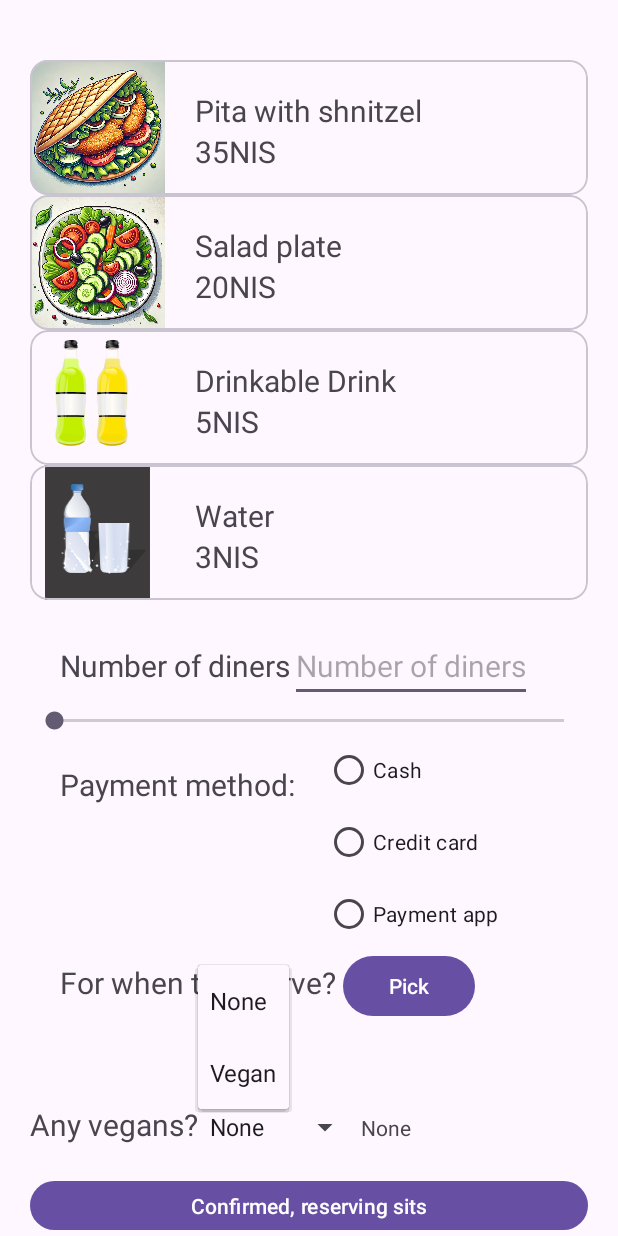
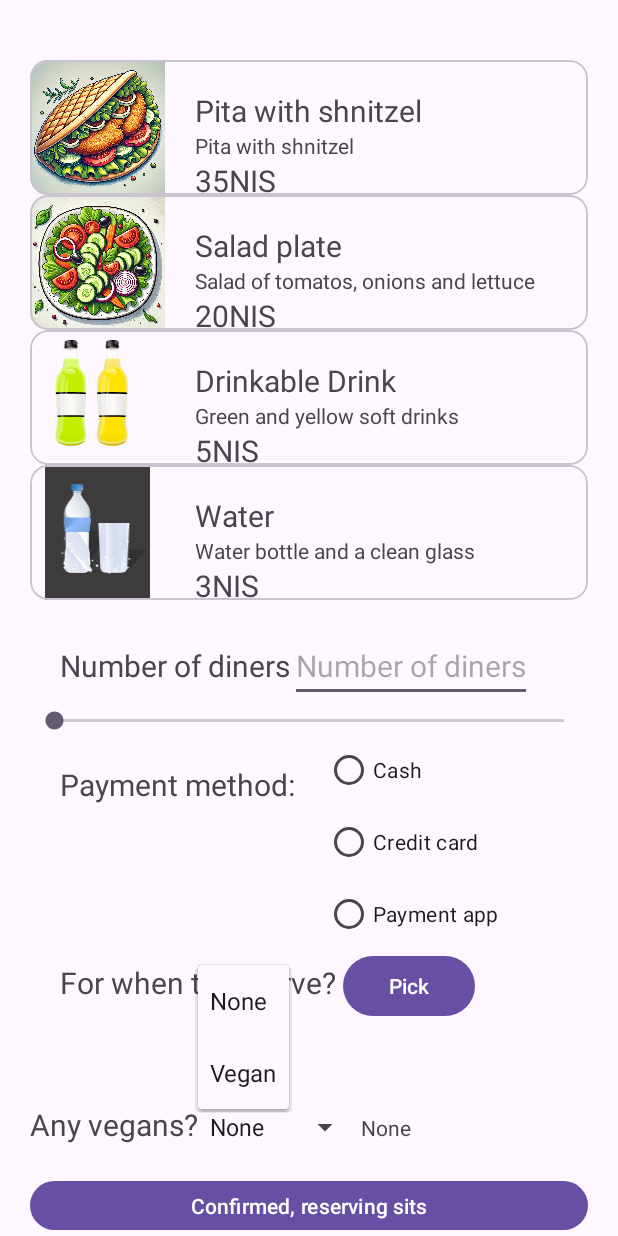
Before and after one commit to ChenZalman/Restaurant_UI, an Android app: the screen it shows after launch (MainActivity), after a tap on "None", on a phone screen of 412 x 824 dp. Run offline under Robolectric (Android 15) with nearby library versions, the phone set to English and light mode, and no system bars.

Commit message:
Added description to the menu
Added description to the menu and deleted irrelevant lines and files

```diff
--- a/app/src/main/java/com/example/restaurant_ui/MainActivity.kt
+++ b/app/src/main/java/com/example/restaurant_ui/MainActivity.kt
@@ -24,7 +24,6 @@ import android.widget.TextView
 import android.widget.Toast
 import androidx.activity.enableEdgeToEdge
 import androidx.appcompat.app.AppCompatActivity
-import kotlinx.coroutines.yield
 
 
 class MainActivity : AppCompatActivity() {
@@ -46,7 +45,6 @@ class MainActivity : AppCompatActivity() {
         val linearView: LinearLayout = findViewById(R.id.linearLayoutMain)
         val seekBarNumOfPeople: SeekBar = findViewById(R.id.seekBarNumOfDiners)
         val enlargeAnim = AnimationUtils.loadAnimation(applicationContext, R.anim.enlarge)
-        val fadeout = AnimationUtils.loadAnimation(applicationContext, R.anim.fadeout)
 
         //Function calls to distribute the load from the main function
         linearView.startAnimation(enlargeAnim)
@@ -143,7 +141,8 @@ class MainActivity : AppCompatActivity() {
         }
         dialogView.findViewById<Button>(R.id.buttonEdit).setOnClickListener {
             Toast.makeText(this, getString(R.string.edit_and_return), Toast.LENGTH_SHORT).show()
-            val alpha = ObjectAnimator.ofFloat(this.findViewById(R.id.linearLayoutMain), "alpha", 0f, 1f)
+            val alpha =
+                ObjectAnimator.ofFloat(this.findViewById(R.id.linearLayoutMain), "alpha", 0f, 1f)
             alpha.duration = 2000
             alpha.start()
             dialog.dismiss()
--- a/app/src/main/res/anim/fadeout.xml
+++ /dev/null
@@ -1,8 +0,0 @@
-<?xml version="1.0" encoding="utf-8"?>
-<set xmlns:android="http://schemas.android.com/apk/res/android">
-
-    <alpha android:fromAlpha="1"
-        android:toAlpha="0.2"
-        android:duration="2000"/>
-
-</set>
--- a/app/src/main/res/drawable/reserve.xml
+++ /dev/null
@@ -1,5 +0,0 @@
-<vector xmlns:android="http://schemas.android.com/apk/res/android" android:height="24dp" android:tint="#000000" android:viewportHeight="24" android:viewportWidth="24" android:width="24dp">
-
-    <path android:fillColor="@android:color/white" android:pathData="M21.96,9.73l-1.43,-5C20.41,4.3 20.02,4 19.57,4H4.43C3.98,4 3.59,4.3 3.47,4.73l-1.43,5C1.86,10.36 2.34,11 3,11h2.2L4,20h2l0.67,-5h10.67L18,20h2l-1.2,-9H21C21.66,11 22.14,10.36 21.96,9.73zM6.93,13l0.27,-2h9.6l0.27,2H6.93z"/>
-
-</vector>
--- a/app/src/main/res/layout/activity_main.xml
+++ b/app/src/main/res/layout/activity_main.xml
@@ -47,6 +47,12 @@
                         android:textSize="20sp" />
 
                     <TextView
+                        android:layout_width="wrap_content"
+                        android:layout_height="wrap_content"
+                        android:text="@string/pita_with_shnitzel_description"
+                        android:layout_marginStart="20dp"/>
+
+                    <TextView
                         android:layout_width="match_parent"
                         android:layout_height="wrap_content"
                         android:layout_marginStart="20dp"
@@ -84,6 +90,12 @@
                         android:layout_marginTop="20dp"
                         android:text="@string/salad"
                         android:textSize="20sp" />
+
+                    <TextView
+                        android:layout_width="wrap_content"
+                        android:layout_height="wrap_content"
+                        android:text="@string/salad_plate_description"
+                        android:layout_marginStart="20dp"/>
 
                     <TextView
                         android:layout_width="match_parent"
@@ -125,6 +137,12 @@
                         android:textSize="20sp" />
 
                     <TextView
+                        android:layout_width="wrap_content"
+                        android:layout_height="wrap_content"
+                        android:text="@string/drinkable_drink_description"
+                        android:layout_marginStart="20dp"/>
+
+                    <TextView
                         android:layout_width="match_parent"
                         android:layout_height="wrap_content"
                         android:layout_marginStart="20dp"
@@ -162,6 +180,12 @@
                         android:layout_marginTop="20dp"
                         android:text="@string/water"
                         android:textSize="20sp" />
+
+                    <TextView
+                        android:layout_width="wrap_content"
+                        android:layout_height="wrap_content"
+                        android:text="@string/water_bottle_description"
+                        android:layout_marginStart="20dp"/>
 
                     <TextView
                         android:layout_width="match_parent"
--- a/app/src/main/res/values/strings.xml
+++ b/app/src/main/res/values/strings.xml
@@ -24,12 +24,17 @@
     <string name="reserve_information" translatable="false">Reserve Information</string>
     <string name="summary" translatable="false">Summary:</string>
     <string name="date_reserved_at" translatable="false">Date reserved: %1$s at %2$s</string>
-    <string name="edit_and_return" translatable="false">edit and return</string>.
+    <string name="edit_and_return" translatable="false">edit and return</string>
+    <string name="water_bottle_description">Water bottle and a clean glass</string>
+    <string name="drinkable_drink_description">Green and yellow soft drinks</string>
+    <string name="salad_plate_description">Salad of tomatos, onions and lettuce</string>
+    .
 
     <string-array name="vegan_options">
         <item>None</item>
         <item>Vegan</item>
 
     </string-array>
+    <string name="pita_with_shnitzel_description">Pita with shnitzel</string>
 
 </resources>
```
Also changed, not shown: 1 other file.
